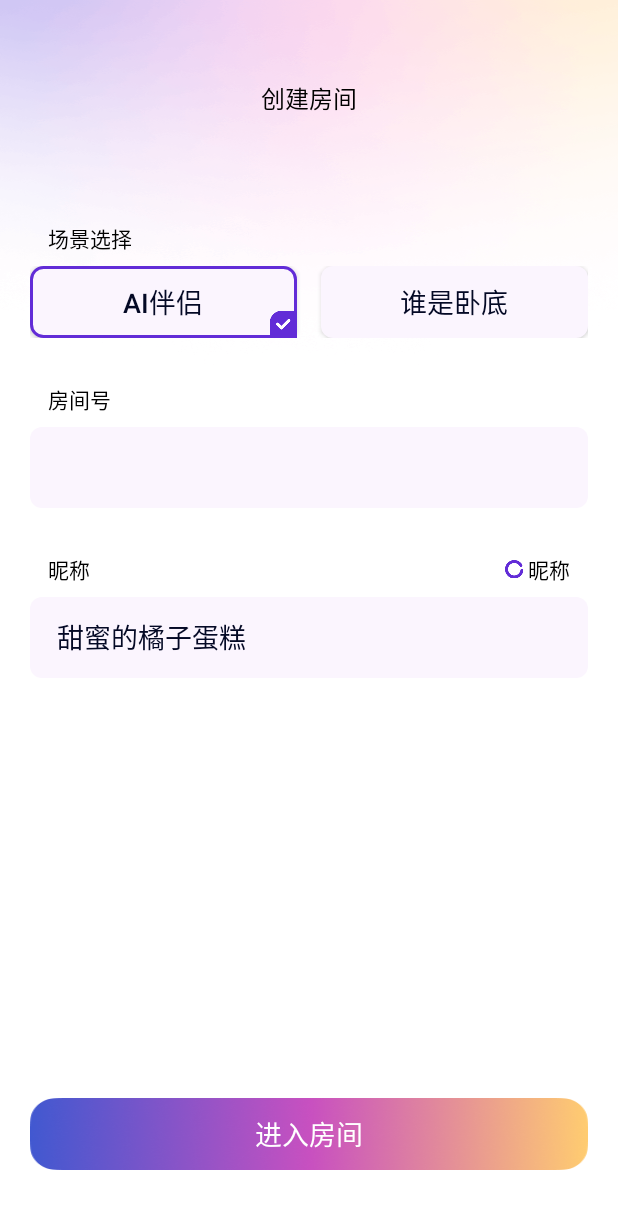
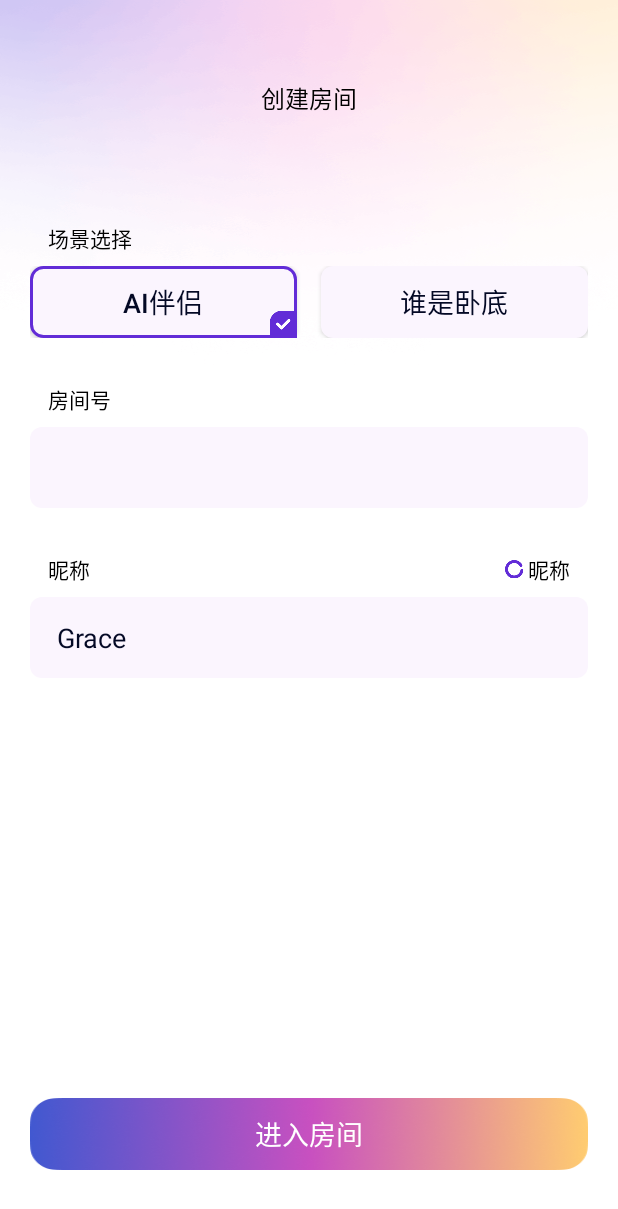
Before and after one commit to alienzh/AgoraMetaGpt, an Android app: the screen it shows after launch (CreateRoomActivity), on a phone screen of 412 x 824 dp. Shown: the top 1209 px of the screen. Run offline under Robolectric (Android 15) with nearby library versions, the phone set to English and light mode, and no system bars; our stand-ins replace RxJava; libraries missing offline, so code that uses them is left out: com.afollestad.materialdialogs, com.alibaba.fastjson, com.elvishew.xlog, com.jakewharton.rxbinding2, com.tencent.mmkv; 27 statements that could not run were skipped.

Commit message:
update nickname

```diff
--- a/app/build.gradle
+++ b/app/build.gradle
@@ -16,7 +16,7 @@ android {
         minSdk 23
         targetSdk 30
         versionCode 401201
-        versionName "401.201.220.0728.1"
+        versionName "401.201.220.0728.3"
 
         flavorDimensions "versionCode"
 
--- a/app/src/main/java/io/agora/gpt/ui/main/CreateRoomFragment.java
+++ b/app/src/main/java/io/agora/gpt/ui/main/CreateRoomFragment.java
@@ -57,8 +57,7 @@ public class CreateRoomFragment extends BaseFragment {
     private MainViewModel mViewModel;
 
     private Random random = new Random();
-    private String[] nicknamePrefix;
-    private String[] nicknameSuffix;
+    private String[] nicknameArray;
 
     private int gameId = Constants.GAME_AI_VOICE_ASSISTANT;
     private int role = Constants.GAME_ROLE_MODERATOR;
@@ -92,16 +91,14 @@ public class CreateRoomFragment extends BaseFragment {
     protected void initData() {
         super.initData();
         downloadProgress = -1;
-        nicknamePrefix = getResources().getStringArray(R.array.user_nickname_prefix);
-        nicknameSuffix = getResources().getStringArray(R.array.user_nickname_suffix);
+        nicknameArray = getResources().getStringArray(R.array.user_nickname);
     }
 
     @Override
     protected void initView() {
         super.initView();
-        int prefixIndex = random.nextInt(nicknamePrefix.length);
-        int suffixIndex = random.nextInt(nicknameSuffix.length);
-        String nickname = nicknamePrefix[prefixIndex] + nicknameSuffix[suffixIndex];
+        int nameIndex = random.nextInt(nicknameArray.length);
+        String nickname = nicknameArray[nameIndex];
         binding.etNickname.setText(nickname);
         binding.etNickname.addTextChangedListener(new TextWatcher() {
             @Override
@@ -228,9 +225,8 @@ public class CreateRoomFragment extends BaseFragment {
         compositeDisposable.add(disposable);
 
         disposable = RxView.clicks(binding.tvNicknameRandom).throttleFirst(1, TimeUnit.SECONDS).subscribe(o -> {
-            int prefixIndex = random.nextInt(nicknamePrefix.length);
-            int suffixIndex = random.nextInt(nicknameSuffix.length);
-            binding.etNickname.setText(nicknamePrefix[prefixIndex] + nicknameSuffix[suffixIndex]);
+            int nameIndex = random.nextInt(nicknameArray.length);
+            binding.etNickname.setText(nicknameArray[nameIndex]);
         });
         compositeDisposable.add(disposable);
 
--- a/app/src/main/res/values/strings.xml
+++ b/app/src/main/res/values/strings.xml
@@ -121,4 +121,47 @@
         <item>冰淇淋</item>
         <item>橘子蛋糕</item>
     </string-array>
+
+    <string-array name="user_nickname">
+        <item>James</item>
+        <item>William</item>
+        <item>Ethan</item>
+        <item>Noah</item>
+        <item>Alexander</item>
+        <item>Benjamin</item>
+        <item>Daniel</item>
+        <item>Samuel</item>
+        <item>Matthew</item>
+        <item>Michael</item>
+        <item>Joseph</item>
+        <item>Andrew</item>
+        <item>David</item>
+        <item>Christopher</item>
+        <item>Joshua</item>
+        <item>Jacob</item>
+        <item>Daniel</item>
+        <item>Jason</item>
+        <item>Ryan</item>
+        <item>Anthony</item>
+        <item>Emma</item>
+        <item>Olivia</item>
+        <item>Ava</item>
+        <item>Sophia</item>
+        <item>Isabella</item>
+        <item>Mia</item>
+        <item>Charlotte</item>
+        <item>Amelia</item>
+        <item>Harper</item>
+        <item>Evelyn</item>
+        <item>Abigail</item>
+        <item>Emily</item>
+        <item>Elizabeth</item>
+        <item>Samantha</item>
+        <item>Natalie</item>
+        <item>Victoria</item>
+        <item>Grace</item>
+        <item>Lily</item>
+        <item>Scarlett</item>
+        <item>Hannah</item>
+    </string-array>
 </resources>
```
